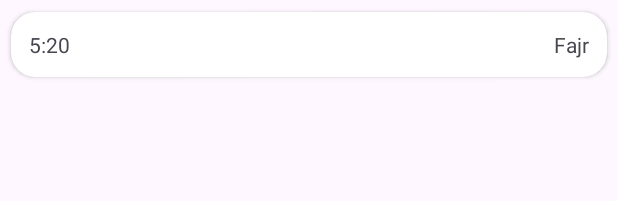
After one commit to moaazabdelsalam/Prayer-Times, an Android app: the layout item_time.xml on its own in the app's theme, with its tools: preview values and no code run, on a phone screen of 412 x 824 dp. The commit adds this screen. Shown: the top 201 px of the screen. Run offline under Robolectric (Android 15) with nearby library versions, the phone set to English and light mode, and no system bars.

Commit message:
ui design

```diff
--- /dev/null
+++ b/app/src/main/res/layout/item_time.xml
@@ -0,0 +1,36 @@
+<?xml version="1.0" encoding="utf-8"?>
+<androidx.cardview.widget.CardView xmlns:android="http://schemas.android.com/apk/res/android"
+    xmlns:app="http://schemas.android.com/apk/res-auto"
+    xmlns:tools="http://schemas.android.com/tools"
+    android:layout_width="match_parent"
+    android:layout_height="wrap_content"
+    app:cardCornerRadius="16dp"
+    app:cardUseCompatPadding="true">
+
+    <androidx.constraintlayout.widget.ConstraintLayout
+        android:layout_width="match_parent"
+        android:layout_height="wrap_content"
+        android:padding="12dp">
+
+        <TextView
+            android:id="@+id/prayerNameTxt"
+            android:layout_width="wrap_content"
+            android:layout_height="wrap_content"
+            android:layout_gravity="center|start"
+            android:textSize="14sp"
+            app:layout_constraintTop_toTopOf="parent"
+            app:layout_constraintEnd_toEndOf="parent"
+            tools:text="Fajr" />
+
+        <TextView
+            android:id="@+id/dayOfMonthTxt"
+            android:layout_width="wrap_content"
+            android:layout_height="wrap_content"
+            android:layout_gravity="center|end"
+            app:layout_constraintStart_toStartOf="parent"
+            app:layout_constraintTop_toTopOf="parent"
+            tools:text="5:20" />
+
+    </androidx.constraintlayout.widget.ConstraintLayout>
+
+</androidx.cardview.widget.CardView>
```
Also changed, not shown: app/src/main/res/layout/activity_main.xml (+48 -4 lines), app/src/main/res/layout/item_date.xml (added, +34 -0 lines).
